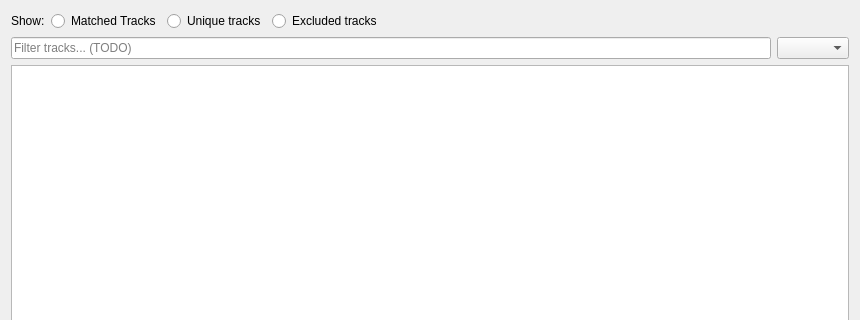
First picture: the form in src/statsyncing/ui/MatchedTracksPage.ui, repository KDE/amarok, before the edit; both pictures show x 0 to 860 and y 0 to 320 of the 860 by 500 pixel window.
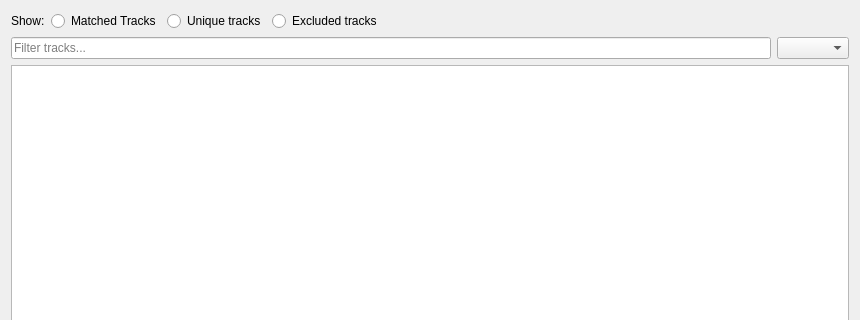
Second picture: the form after the edit.

Diff of the .ui file:
```diff
--- a/src/statsyncing/ui/MatchedTracksPage.ui
+++ b/src/statsyncing/ui/MatchedTracksPage.ui
@@ -67,7 +67,7 @@
      <item>
       <widget class="QLineEdit" name="filterLine">
        <property name="placeholderText">
-        <string>Filter tracks... (TODO)</string>
+        <string>Filter tracks...</string>
        </property>
       </widget>
      </item>
```
Left out of the diff: 3 changed lines with no effect on the pictures.
